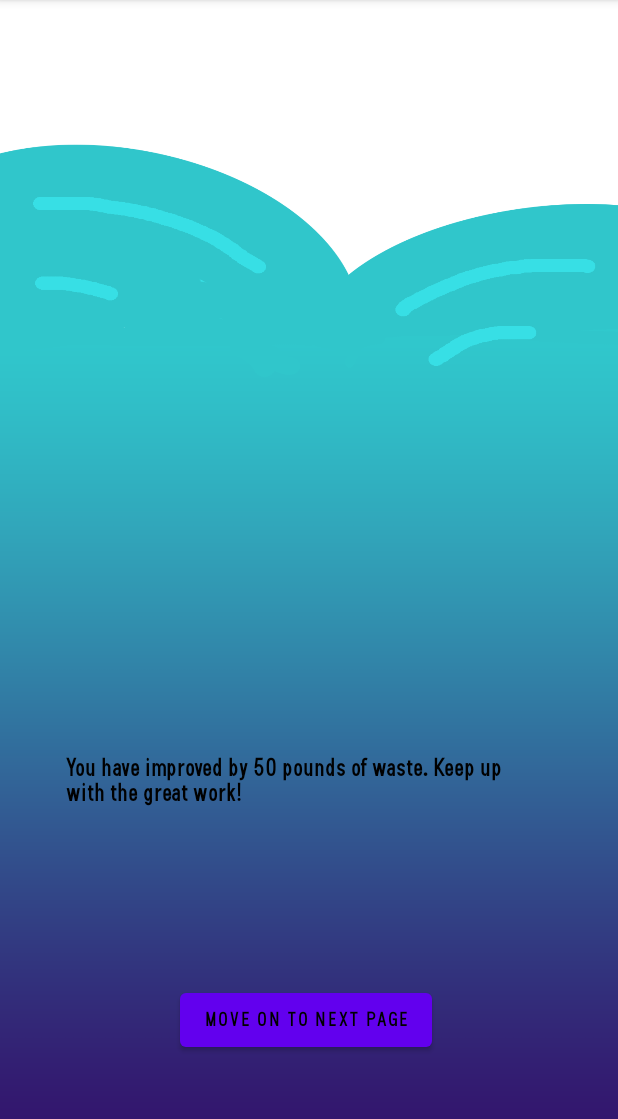
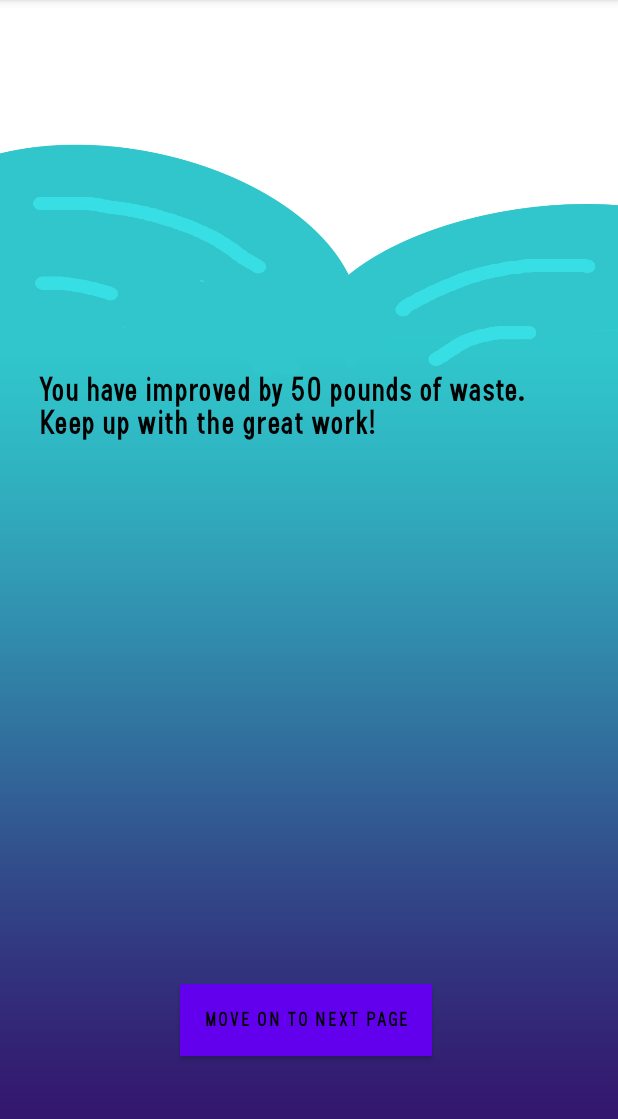
Before and after one commit to ehaque003/oceanenviromentimpact, an Android app: the wastetrackerpage screen opened directly, with no data from a screen before it, after a tap on "ENTER", on a phone screen of 412 x 824 dp, the part 84-1203 px from its top. Run offline under Robolectric (Android 15) with nearby library versions, the phone set to English and light mode, and no system bars; 1 statement that could not run was skipped; 1 other tap on this screen came first.

Commit message:
ui changes to all pages

```diff
--- a/app/src/main/res/layout/activity_basecheckactivity.xml
+++ b/app/src/main/res/layout/activity_basecheckactivity.xml
@@ -62,9 +62,10 @@
         android:textSize="24sp"
         app:layout_constraintBottom_toBottomOf="parent"
         app:layout_constraintEnd_toEndOf="parent"
+        app:layout_constraintHorizontal_bias="0.486"
         app:layout_constraintStart_toStartOf="@+id/imageView2"
         app:layout_constraintTop_toTopOf="parent"
-        app:layout_constraintVertical_bias="0.521" />
+        app:layout_constraintVertical_bias="0.468" />
 
     <Button
         android:id="@+id/done"
--- a/app/src/main/res/layout/activity_impactpage.xml
+++ b/app/src/main/res/layout/activity_impactpage.xml
@@ -8,8 +8,8 @@
 
     <ImageView
         android:id="@+id/imageView3"
-        android:layout_width="406dp"
-        android:layout_height="730dp"
+        android:layout_width="409dp"
+        android:layout_height="749dp"
         android:scaleX="1.18"
         app:layout_constraintBottom_toBottomOf="parent"
         app:layout_constraintEnd_toEndOf="parent"
@@ -160,6 +160,7 @@
         android:text="Go back to homepage"
         android:textSize="20sp"
         android:visibility="invisible"
+        app:backgroundTint="#2258B3"
         app:layout_constraintBottom_toBottomOf="parent"
         app:layout_constraintEnd_toEndOf="parent"
         app:layout_constraintStart_toStartOf="parent"
--- a/app/src/main/res/layout/activity_wastetrackerpage.xml
+++ b/app/src/main/res/layout/activity_wastetrackerpage.xml
@@ -98,18 +98,18 @@
 
     <TextView
         android:id="@+id/improvmenttextshower"
-        android:layout_width="319dp"
-        android:layout_height="106dp"
-        android:layout_marginStart="44dp"
-        android:layout_marginLeft="44dp"
-        android:layout_marginTop="16dp"
+        android:layout_width="357dp"
+        android:layout_height="262dp"
+        android:layout_marginStart="26dp"
+        android:layout_marginLeft="26dp"
+        android:layout_marginTop="248dp"
         android:fontFamily="@font/sanlususbold"
         android:text="TextView"
         android:textColor="#000000"
-        android:textSize="18sp"
+        android:textSize="24sp"
         android:visibility="invisible"
-        app:layout_constraintStart_toStartOf="parent"
-        app:layout_constraintTop_toBottomOf="@+id/enterbutton" />
+        app:layout_constraintStart_toStartOf="@+id/imageView5"
+        app:layout_constraintTop_toTopOf="@+id/imageView5" />
 
     <Button
         android:id="@+id/impactpagemover"
@@ -118,6 +118,7 @@
         android:layout_marginStart="120dp"
         android:layout_marginLeft="120dp"
         android:layout_marginBottom="64dp"
+        android:background="#2258B3"
         android:fontFamily="@font/sanlususbold"
         android:text="Move On To Next Page"
         android:textColor="#000000"
```
